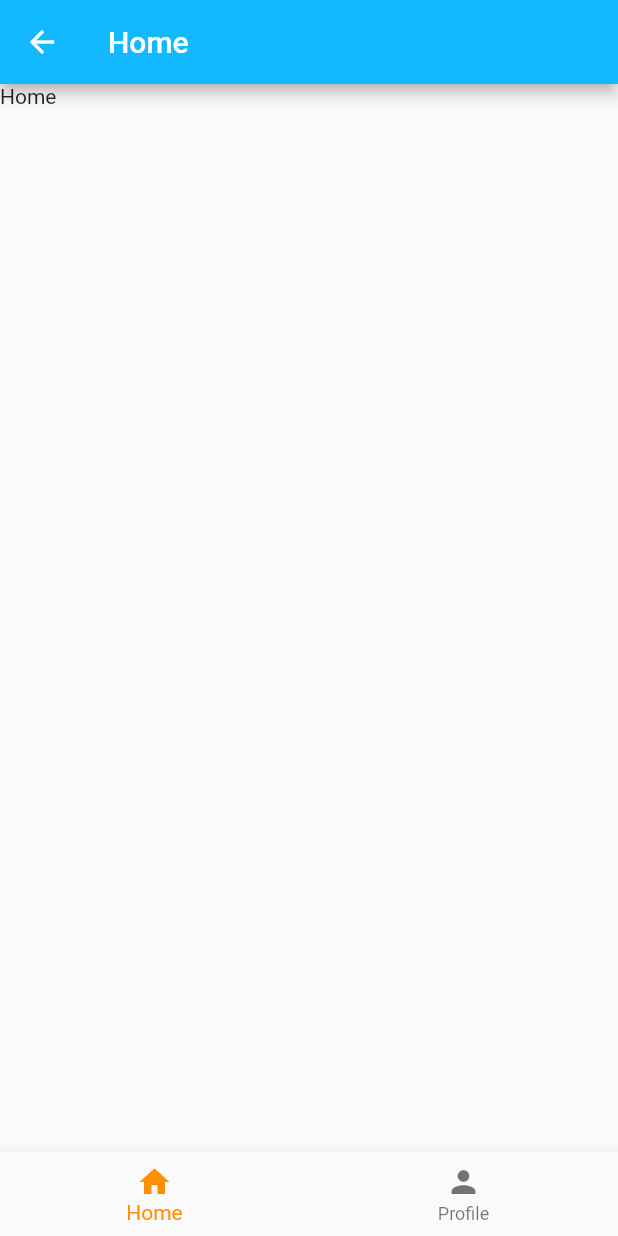
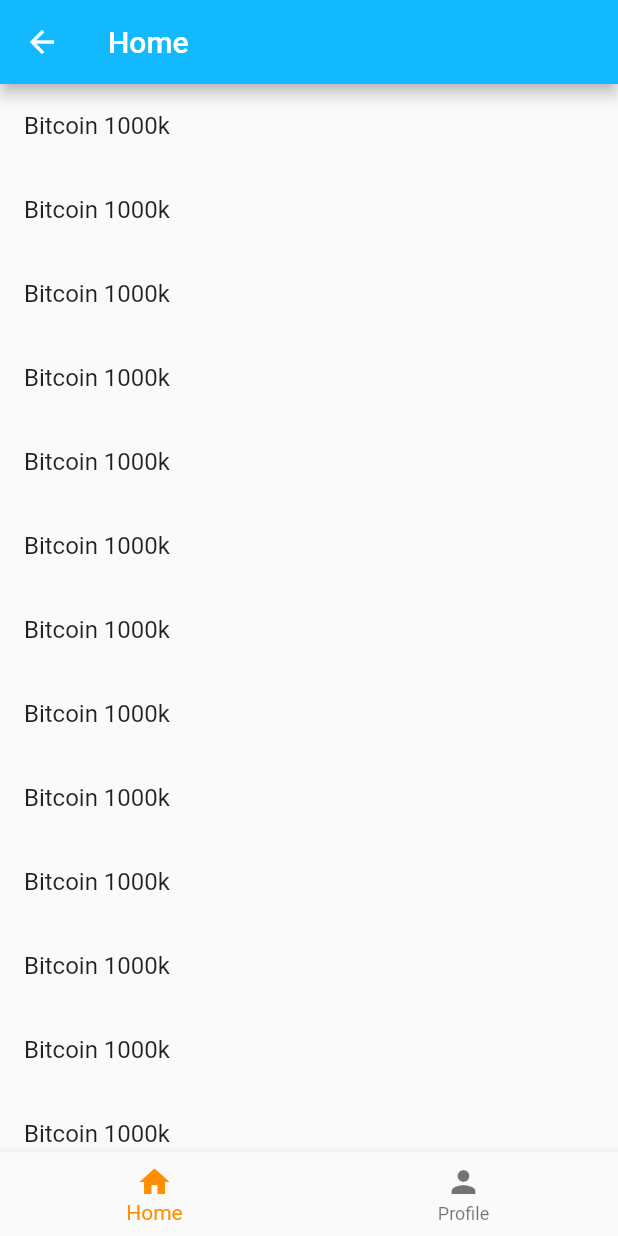
Before and after one commit to tieorange/crypto_prices_scanner_flutter, a Flutter app: the HomeView screen opened directly, on a phone screen of 412 x 824 dp. Run offline on Flutter 3.47's test engine with Material 2 defaults, Android fonts, the phone set to English and light mode, and no system bars; our stand-ins replace bloc, flutter_bloc; generated files the repository leaves out were written again.

Commit message:
Added PageView to home

```diff
--- a/lib/presentation/crypto_currencies_list/view/crypto_list_page.dart
+++ b/lib/presentation/crypto_currencies_list/view/crypto_list_page.dart
@@ -1,6 +1,3 @@
-import 'package:crypto_prices/presentation/common/widgets/app_bar.dart';
-import 'package:crypto_prices/presentation/common/widgets/app_scaffold.dart';
-import 'package:crypto_prices/presentation/home/cubit/home_cubit.dart';
 import 'package:crypto_prices/presentation/template_for_new_pages/cubit/template_cubit.dart';
 import 'package:flutter/material.dart';
 import 'package:flutter_bloc/flutter_bloc.dart';
@@ -22,12 +19,12 @@
 
   @override
   Widget build(BuildContext context) {
-    return AppScaffold(
-      appBar: AppBarBuilder.buildAppBar(
-        'Template',
-        context,
+    final list = List.generate(
+      100,
+      (int index) => const ListTile(
+        title: Text('Bitcoin 1000k'),
       ),
-      body: Text('Template'),
     );
+    return ListView(children: list);
   }
 }
--- a/lib/presentation/home/view/home_page.dart
+++ b/lib/presentation/home/view/home_page.dart
@@ -29,7 +29,7 @@
 }
 
 class _HomeViewState extends State<HomeView> {
-  var _selectedIndex = 0;
+  HomeTab _currentTabIndex = HomeTab.cryptoList;
 
   final tabPages = {
     HomeTab.cryptoList: const CryptoListPage(),
@@ -49,27 +49,55 @@
     )
   ];
 
+  late final _pageController = PageController(
+    initialPage: getPageIndexForTab(_currentTabIndex),
+  );
+
   @override
   Widget build(BuildContext context) {
     return AppScaffold(
-      appBar: AppBarBuilder.buildAppBar(
-        'Home',
-        context,
+      appBar: AppBarBuilder.buildAppBar('Home', context),
+      body: PageView(
+        onPageChanged: _onPageChanged,
+        controller: _pageController,
+        children: tabPages.values.toList(),
       ),
-      body: const Text('Home'),
       bottomNavBar: BottomNavigationBar(
         items: bottomNavItems,
         type: BottomNavigationBarType.fixed,
-        currentIndex: _selectedIndex,
+        currentIndex: getPageIndexForTab(_currentTabIndex),
         selectedItemColor: Colors.amber[800],
         onTap: _onItemTapped,
       ),
     );
   }
 
-  void _onItemTapped(int value) {
+  void _onItemTapped(int index) {
+    _pageController.animateToPage(
+      index,
+      duration: const Duration(milliseconds: 1),
+      curve: Curves.easeInOut,
+    );
+  }
+
+  void _onPageChanged(int page) {
+    final tab = getTabForPageIndex(page);
     setState(() {
-      _selectedIndex = value;
+      _currentTabIndex = tab;
     });
   }
+
+  int getPageIndexForTab(HomeTab tab) {
+    return tabPages.keys.toList().indexOf(tab);
+  }
+
+  HomeTab getTabForPageIndex(int page) {
+    return tabPages.keys.elementAt(page);
+  }
+
+  @override
+  Future<void> dispose() async {
+    _pageController.dispose();
+    super.dispose();
+  }
 }
```
